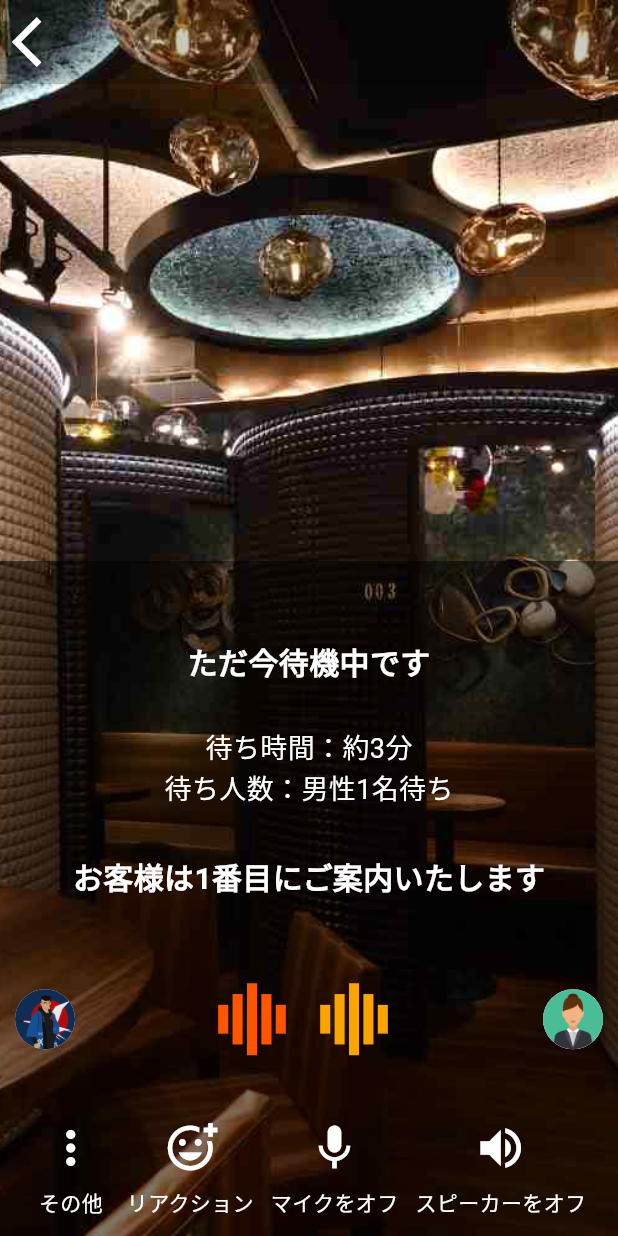
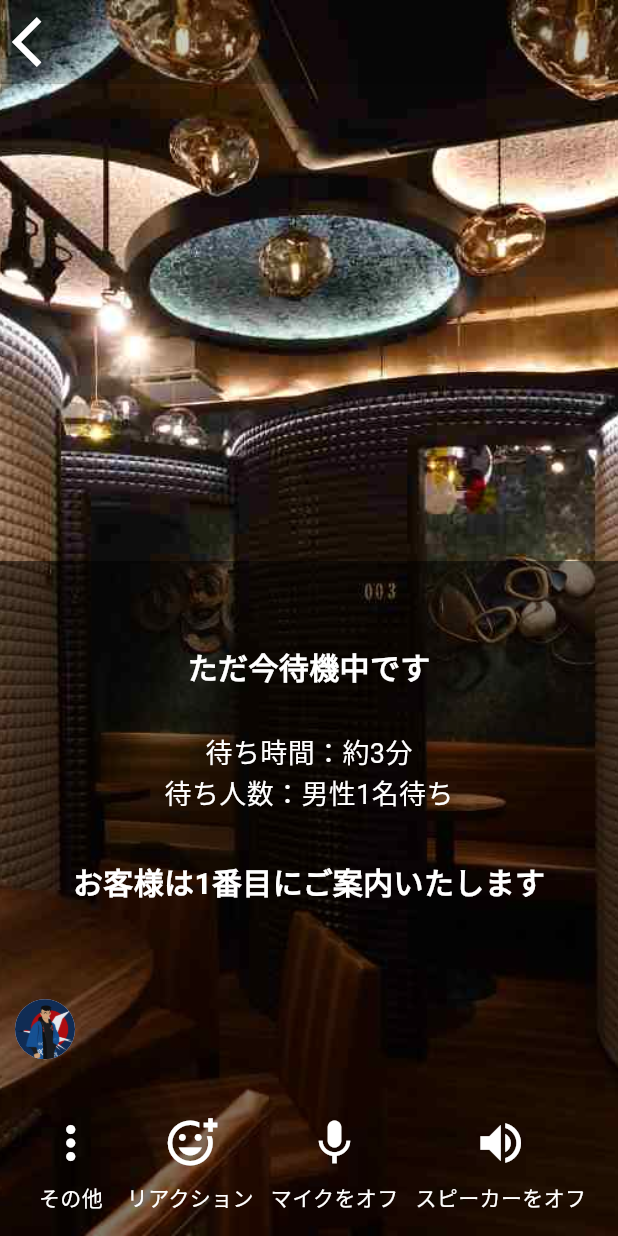
Before and after one commit to tatuan19/flutter-sample, a Flutter app: the CallScreen screen opened by its route, on a phone screen of 412 x 824 dp. Run offline on Flutter 3.47's test engine with Material 3 defaults, Android fonts, the phone set to English and light mode, and no system bars; drawn by our look-alikes of loading_indicator; our stand-ins replace auto_route, dio, firebase_auth, firebase_core, flutter_dotenv, flutter_hooks and 3 more; missing offline and left inert: agora_rtc_engine; accounts and stored records are empty; generated files the repository leaves out were written again.

Commit message:
Fix the display of soundwave

```diff
--- a/lib/ui/call/call_screen.dart
+++ b/lib/ui/call/call_screen.dart
@@ -282,7 +282,8 @@ class _CallScreenState extends State<CallScreen> {
                 )))
       ]);
     } else {
-      bool partnerJoined = _step != GuidanceStep.beginning;
+      bool partnerJoined = _step == GuidanceStep.duringConversation ||
+          _step == GuidanceStep.reminder;
 
       bottomChild = Column(children: [
         UserSoundWave(
--- a/lib/ui/router/app_router.dart
+++ b/lib/ui/router/app_router.dart
@@ -8,8 +8,10 @@ class AppRouter extends $AppRouter {
   List<AutoRoute> get routes => [
         AutoRoute(page: LoginRoute.page),
         AutoRoute(page: RegisterRoute.page),
-        AutoRoute(page: HomeRoute.page, initial: false),
-        AutoRoute(page: WaitingRoute.page, initial: true),
+        AutoRoute(page: HomeRoute.page, initial: true),
+        AutoRoute(
+          page: WaitingRoute.page,
+        ),
         AutoRoute(page: CallRoute.page),
         AutoRoute(page: PostRoute.page),
       ];
```
